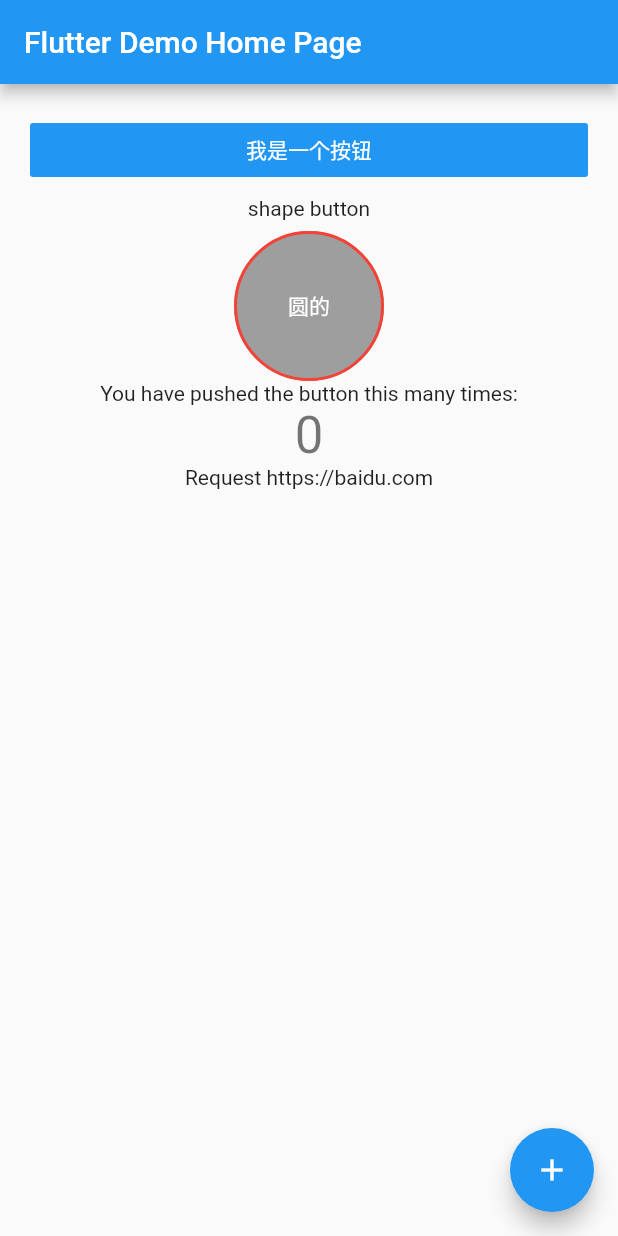
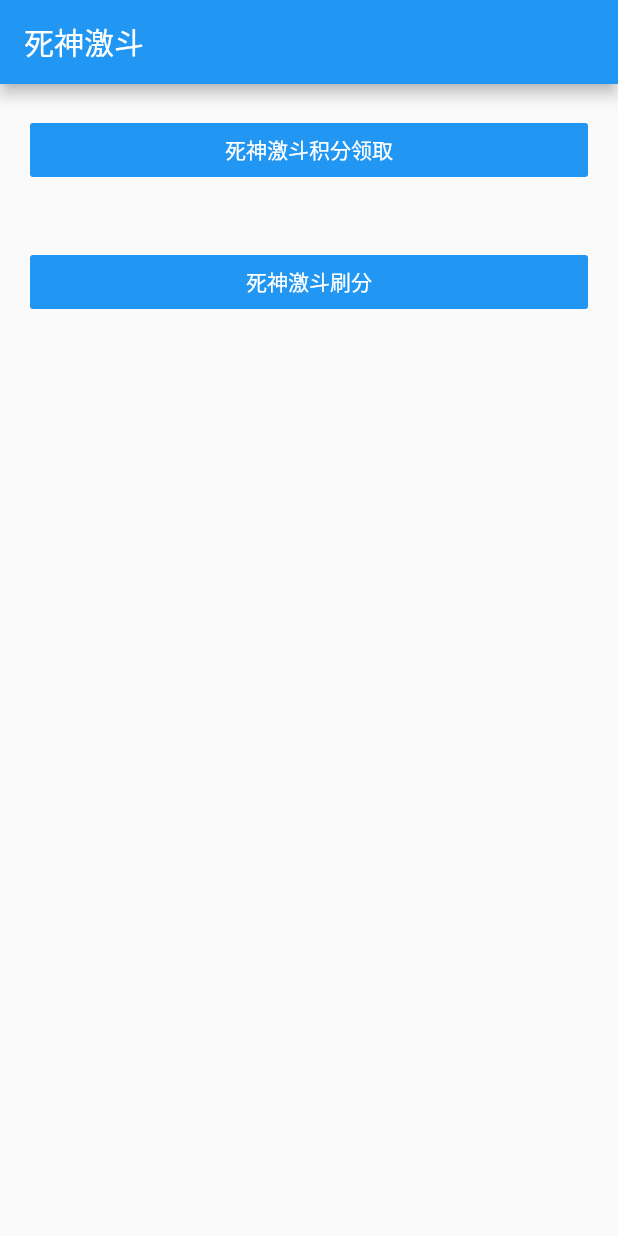
Before and after one commit to openboy2012/Flutter, a Flutter app: the screen it shows after launch, on a phone screen of 412 x 824 dp. Run offline on Flutter 3.47's test engine with Material 2 defaults, Android fonts, the phone set to English and light mode, and no system bars; our stand-ins replace cookie_jar, dio, dio_cookie_manager.

Commit message:
提交代码

```diff
--- a/flutter_app/lib/MyHomePage.dart
+++ b/flutter_app/lib/MyHomePage.dart
@@ -51,18 +51,23 @@ class _MyHomePageState extends State<MyHomePage> {
     // print(response.data.toString());
   }
 
-  FlatButton normalFlatButton(){
+  FlatButton getPointFlatButton(){
     return FlatButton(
       onPressed: (){
-        print("点击了 button");
+        Navigator.push(context, MaterialPageRoute(builder: (context) => SecondPage()));
       },
-      onLongPress: (){
-        print("长按了 button");
+      child: Text("死神激斗积分领取"),
+      color: Colors.blue,
+      textColor: Colors.white,
+    );
+  }
+
+  FlatButton palyerFlatButton(){
+    return FlatButton(
+      onPressed: (){
+        // Navigator.push(context, MaterialPageRoute(builder: (context) => SecondPage()));
       },
-      onHighlightChanged: (bool b){
-        print(b ? "button 高亮了" : "button 不亮了");
-      },
-      child: Text("我是一个按钮"),
+      child: Text("死神激斗刷分"),
       color: Colors.blue,
       textColor: Colors.white,
     );
@@ -80,7 +85,7 @@ class _MyHomePageState extends State<MyHomePage> {
           color: Colors.grey,
           textColor: Colors.white,
           onPressed: (){
-            Navigator.push(context, MaterialPageRoute(builder: (context) => SecondPage()));
+
           },
           child: Container(
             height: 100,
@@ -105,43 +110,15 @@ class _MyHomePageState extends State<MyHomePage> {
     return ListView(
       padding: EdgeInsets.all(20),
       children: [
-        normalFlatButton(),
-        _shapeColumn(),
-        Center(
-          // Center is a layout widget. It takes a single child and positions it
-          // in the middle of the parent.
-          child: Column(
-            // Column is also a layout widget. It takes a list of children and
-            // arranges them vertically. By default, it sizes itself to fit its
-            // children horizontally, and tries to be as tall as its parent.
-            //
-            // Invoke "debug painting" (press "p" in the console, choose the
-            // "Toggle Debug Paint" action from the Flutter Inspector in Android
-            // Studio, or the "Toggle Debug Paint" command in Visual Studio Code)
-            // to see the wireframe for each widget.
-            //
-            // Column has various properties to control how it sizes itself and
-            // how it positions its children. Here we use mainAxisAlignment to
-            // center the children vertically; the main axis here is the vertical
-            // axis because Columns are vertical (the cross axis would be
-            // horizontal).
-            mainAxisAlignment: MainAxisAlignment.center,
-            children: <Widget>[
-              Text(
-                'You have pushed the button this many times:',
-              ),
-              Text(
-                '$_counter',
-                style: Theme
-                    .of(context)
-                    .textTheme
-                    .headline4,
-              ),
-              Text('Request https://baidu.com'),
-
-            ],
+        getPointFlatButton(),
+        Padding(
+          padding: EdgeInsets.fromLTRB(0, 0, 0, 0),
+          child: Container(
+            height: 40,
           ),
         ),
+        palyerFlatButton(),
+        // _shapeColumn(),
       ],
     );
   }
@@ -158,15 +135,9 @@ class _MyHomePageState extends State<MyHomePage> {
       appBar: AppBar(
         // Here we take the value from the MyHomePage object that was created by
         // the App.build method, and use it to set our appbar title.
-        title: Text(widget.title),
+        title: Text("死神激斗"),
       ),
       body: _listView(),
-
-      floatingActionButton: FloatingActionButton(
-        onPressed: _incrementCounter,
-        tooltip: 'Increment',
-        child: Icon(Icons.add),
-      ), // This trailing comma makes auto-formatting nicer for build methods.
     );
   }
 }
--- a/flutter_app/lib/SecondPage.dart
+++ b/flutter_app/lib/SecondPage.dart
@@ -66,9 +66,15 @@ class _SecondPage extends State<SecondPage> {
     );
     Dio dio = new Dio(options);
     Map<String, dynamic> params = new Map();
+    params["loginType"] = 0;
     params["account"] = '1011550377';
-    params["loginType"] = 0;
     params["passWord"] = 'asdf1234';
+    // params["account"] = '18657349251';
+    // params["passWord"] = 'dkl1234';
+    // params["account"] = '18043172036';
+    // params["passWord"] = 'renwei1234';
+    // params["account"] = '1010473892';
+    // params["passWord"] = 'liuyixian11';
     ///登陆账号
     Response response = await dio.post("https://h5.mobage.cn/bl2/cn_bl2_doll_machine/api/active/player/login", data: params);
     print("Account Login is" + response.data.toString());
@@ -77,7 +83,6 @@ class _SecondPage extends State<SecondPage> {
     Response responseServer = await dio.get("https://h5.mobage.cn/bl2/cn_bl2_doll_machine/api/active/player/getServerList");
     print("ServerList is" + responseServer.data.toString());
     var serverList = jsonDecode(responseServer.toString());
-
 
     ///获取积分
     for (int i = 0; i < 5; i++)
@@ -161,7 +166,7 @@ class _SecondPage extends State<SecondPage> {
       appBar: AppBar(
         // Here we take the value from the MyHomePage object that was created by
         // the App.build method, and use it to set our appbar title.
-        title: Text("第二页"),
+        title: Text("死神激斗领取积分"),
       ),
       body: _listView(),
     );
```
